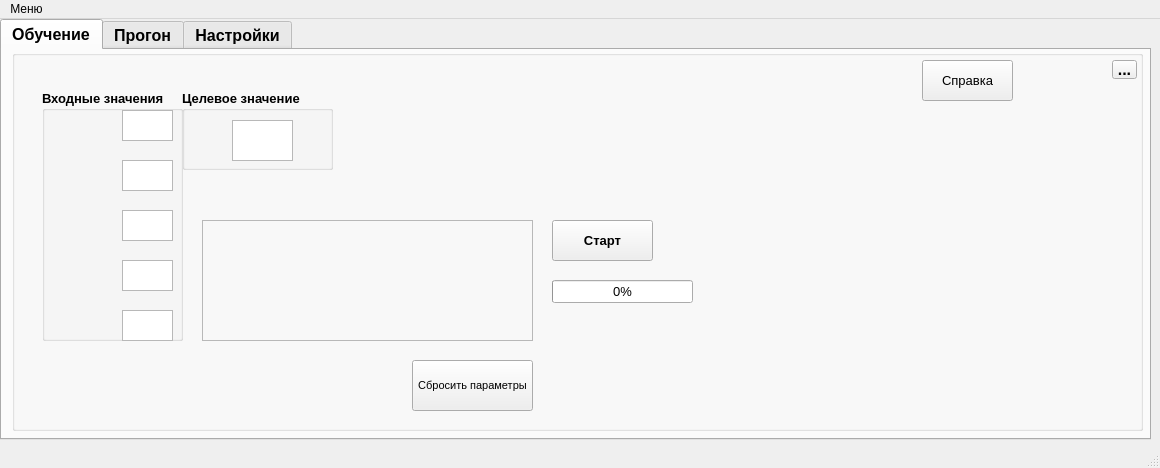
Above: shield.ui from ILTZ/NNGUI before the change. Below: the same form after it.
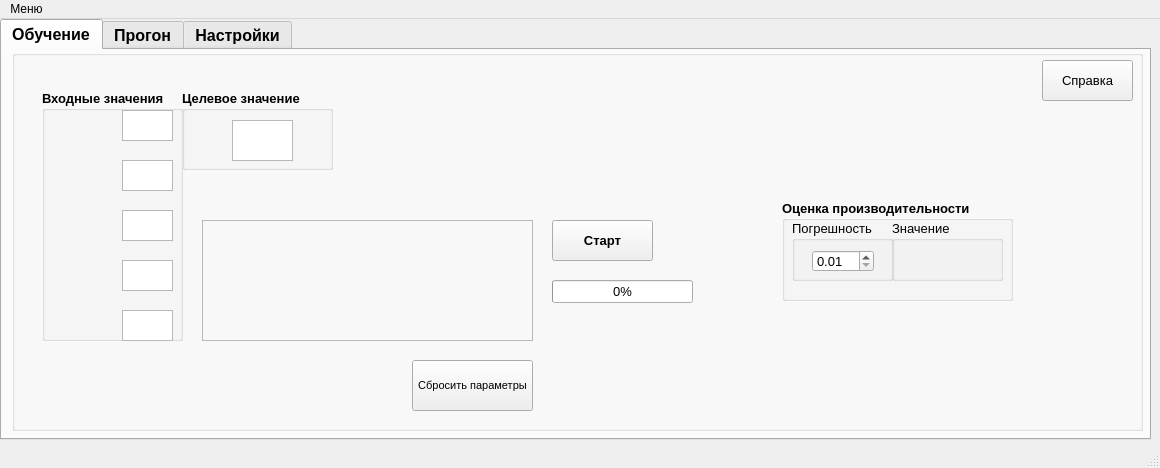
That is the form after the change.

Patch:
```diff
--- a/shield.ui
+++ b/shield.ui
@@ -251,23 +251,10 @@
         <number>0</number>
        </property>
       </widget>
-      <widget class="QToolButton" name="loadFileBtn">
-       <property name="geometry">
-        <rect>
-         <x>1100</x>
-         <y>10</y>
-         <width>25</width>
-         <height>19</height>
-        </rect>
-       </property>
-       <property name="text">
-        <string>...</string>
-       </property>
-      </widget>
       <widget class="QPushButton" name="learnFAQBtn">
        <property name="geometry">
         <rect>
-         <x>910</x>
+         <x>1030</x>
          <y>10</y>
          <width>91</width>
          <height>41</height>
@@ -284,6 +271,100 @@
         <string>Справка</string>
        </property>
       </widget>
+      <widget class="QGroupBox" name="performanceBox">
+       <property name="geometry">
+        <rect>
+         <x>770</x>
+         <y>150</y>
+         <width>231</width>
+         <height>101</height>
+        </rect>
+       </property>
+       <property name="font">
+        <font>
+         <pointsize>10</pointsize>
+        </font>
+       </property>
+       <property name="title">
+        <string>Оценка производительности</string>
+       </property>
+       <widget class="QGroupBox" name="groupBox_4">
+        <property name="geometry">
+         <rect>
+          <x>10</x>
+          <y>20</y>
+          <width>101</width>
+          <height>61</height>
+         </rect>
+        </property>
+        <property name="font">
+         <font>
+          <weight>50</weight>
+          <bold>false</bold>
+         </font>
+        </property>
+        <property name="title">
+         <string>Погрешность</string>
+        </property>
+        <widget class="QDoubleSpinBox" name="doubleSpinBox">
+         <property name="geometry">
+          <rect>
+           <x>20</x>
+           <y>30</y>
+           <width>62</width>
+           <height>22</height>
+          </rect>
+         </property>
+         <property name="minimum">
+          <double>0.010000000000000</double>
+         </property>
+         <property name="maximum">
+          <double>0.200000000000000</double>
+         </property>
+         <property name="singleStep">
+          <double>0.010000000000000</double>
+         </property>
+        </widget>
+       </widget>
+       <widget class="QGroupBox" name="groupBox_5">
+        <property name="geometry">
+         <rect>
+          <x>110</x>
+          <y>20</y>
+          <width>111</width>
+          <height>61</height>
+         </rect>
+        </property>
+        <property name="font">
+         <font>
+          <weight>50</weight>
+          <bold>false</bold>
+         </font>
+        </property>
+        <property name="title">
+         <string>Значение</string>
+        </property>
+        <widget class="QLabel" name="performanceLabel">
+         <property name="geometry">
+          <rect>
+           <x>16</x>
+           <y>22</y>
+           <width>81</width>
+           <height>31</height>
+          </rect>
+         </property>
+         <property name="font">
+          <font>
+           <weight>50</weight>
+           <bold>false</bold>
+          </font>
+         </property>
+         <property name="text">
+          <string/>
+         </property>
+        </widget>
+       </widget>
+      </widget>
      </widget>
     </widget>
     <widget class="QWidget" name="tab_4">
```
Left out of the diff: 6 changed lines with no effect on the pictures.
